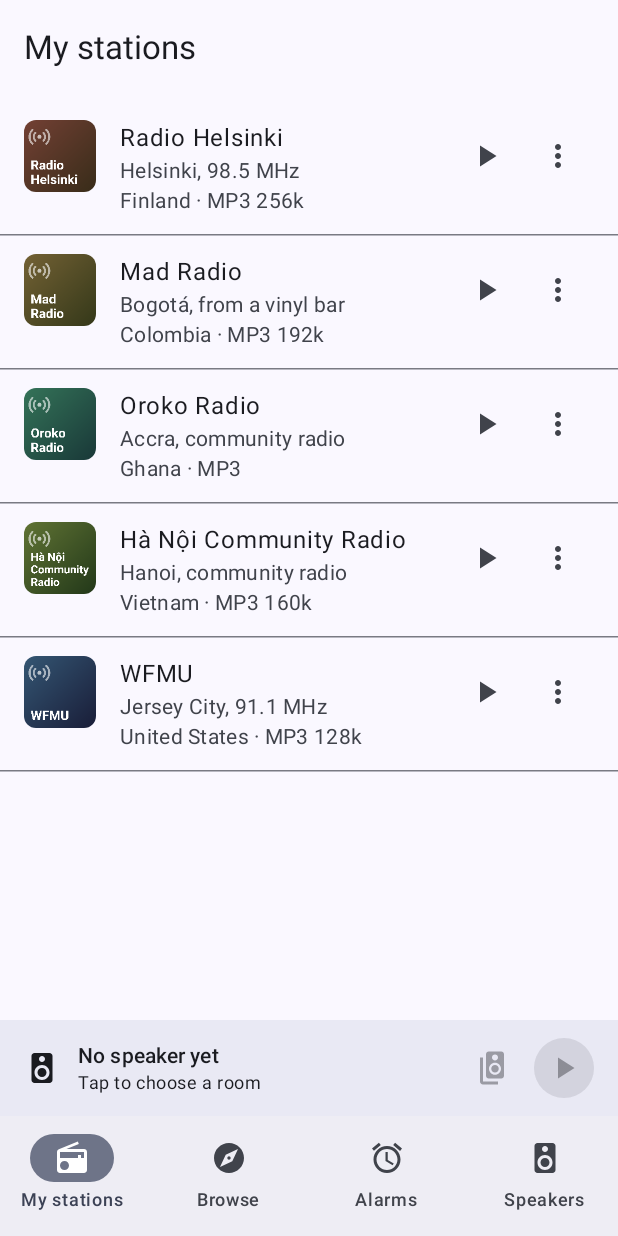
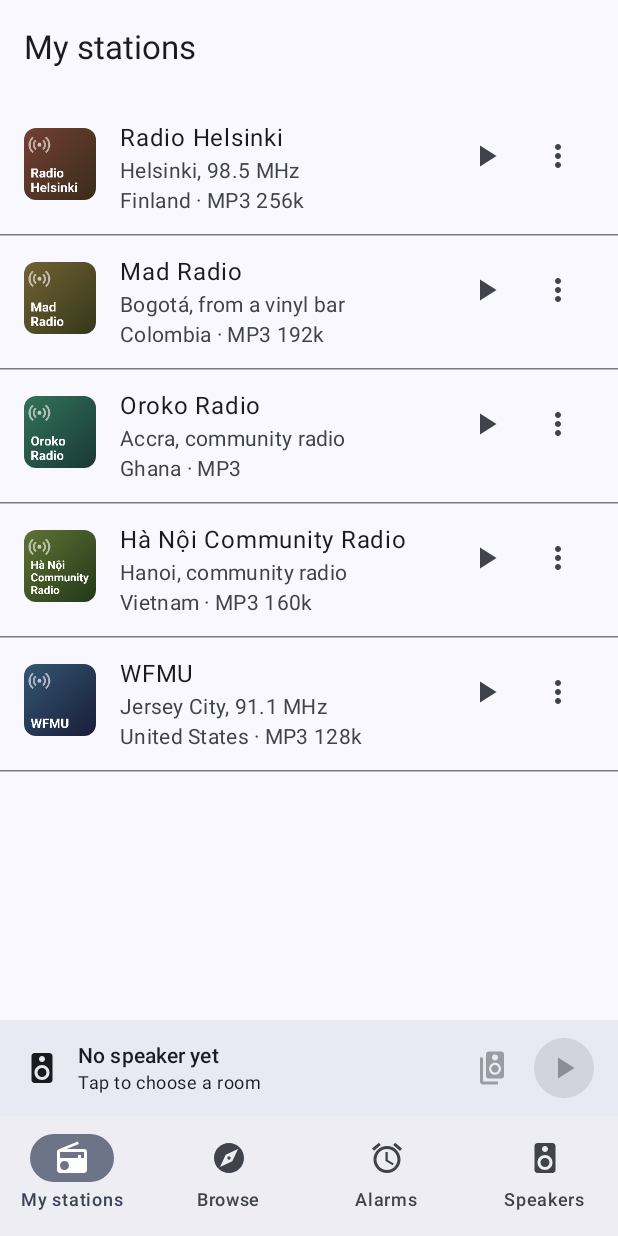
Before and after one commit to gkossinets/longwave, an Android app built with Jetpack Compose: the screen it shows after launch (MainActivity), on a phone screen of 412 x 824 dp. Run offline under Robolectric (Android 15) with nearby library versions, the phone set to English and light mode, and no system bars; network calls fail; 3 statements that could not run were skipped.

Commit message:
Android: line up station logos with the top of the title
ListItem tops the leading slot at the title's line box, about 5 dp above
the capitals; offset by the headline's half-leading and cap gap so it
tracks font scaling.

Co-Authored-By: Claude Opus 5.5 <noreply@anthropic.com>

```diff
--- a/android/app/src/main/java/app/longwave/ui/Screens.kt
+++ b/android/app/src/main/java/app/longwave/ui/Screens.kt
@@ -154,7 +154,14 @@ private fun StationArt(st: Station) {
             Artwork.forStation(ctx, st)?.let { decodeScaled(it, targetPx) }?.also { decodedArt.put(cacheKey, it) }
         }
     }
-    Box(Modifier.size(ART_SIZE), contentAlignment = Alignment.Center) {
+    // ListItem aligns the top of this slot with the top of the title's line box, but the
+    // letters start lower: half the line's leading plus the space above capitals (about a
+    // tenth of the font size). Shift the art down by that so its top meets the title's.
+    val title = MaterialTheme.typography.bodyLarge  // ListItem's headline style
+    val topInset = with(LocalDensity.current) {
+        ((title.lineHeight.toPx() - title.fontSize.toPx()) / 2 + title.fontSize.toPx() * 0.1f).toDp()
+    }
+    Box(Modifier.padding(top = topInset).size(ART_SIZE), contentAlignment = Alignment.Center) {
         val img = art
         if (img != null) Image(img, contentDescription = null,
             modifier = Modifier.size(ART_SIZE).clip(RoundedCornerShape(8.dp)))
```
